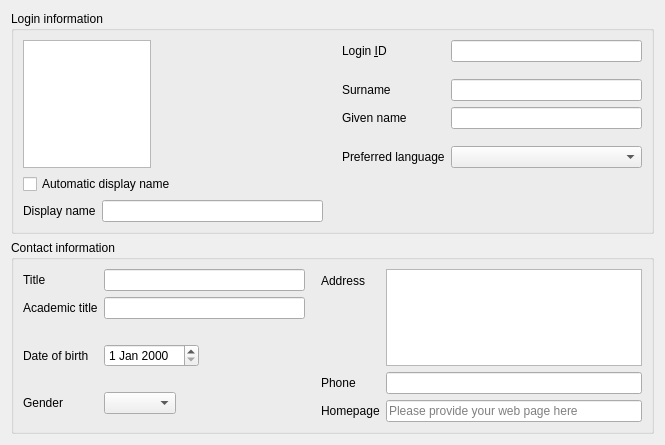
Above: agent/src/clacks/agent/data/templates/default/user.ui from gonicus/clacks before the change. Below: the same form after it.
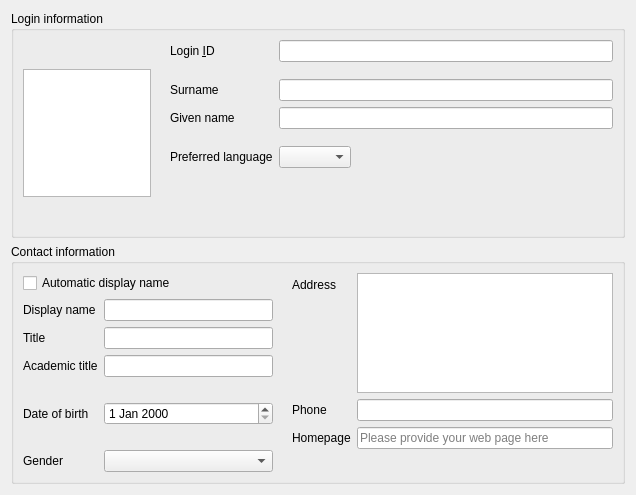
That is the form after the change. Icons and pictures are not drawn.

Commit message: More layout movements

Patch:
```diff
--- a/agent/src/clacks/agent/data/templates/default/user.ui
+++ b/agent/src/clacks/agent/data/templates/default/user.ui
@@ -6,8 +6,8 @@
    <rect>
     <x>0</x>
     <y>0</y>
-    <width>665</width>
-    <height>445</height>
+    <width>636</width>
+    <height>495</height>
    </rect>
   </property>
   <property name="windowTitle">
@@ -17,71 +17,14 @@
    <iconset>
     <normaloff>:/images/user.png</normaloff>:/images/user.png</iconset>
   </property>
-  <layout class="QVBoxLayout" name="verticalLayout">
-   <item>
+  <layout class="QGridLayout" name="gridLayout">
+   <item row="0" column="0">
     <widget class="QGroupBox" name="groupBox">
      <property name="title">
       <string>Login information</string>
      </property>
-     <layout class="QHBoxLayout" name="horizontalLayout_3">
-      <item>
-       <layout class="QFormLayout" name="formLayout_4">
-        <item row="0" column="0" colspan="2">
-         <layout class="QHBoxLayout" name="horizontalLayout_2">
-          <item>
-           <widget class="QGraphicsView" name="jpegPhotoEdit">
-            <property name="minimumSize">
-             <size>
-              <width>128</width>
-              <height>128</height>
-             </size>
-            </property>
-            <property name="maximumSize">
-             <size>
-              <width>128</width>
-              <height>128</height>
-             </size>
-            </property>
-           </widget>
-          </item>
-          <item>
-           <spacer name="horizontalSpacer_3">
-            <property name="orientation">
-             <enum>Qt::Horizontal</enum>
-            </property>
-            <property name="sizeHint" stdset="0">
-             <size>
-              <width>40</width>
-              <height>20</height>
-             </size>
-            </property>
-           </spacer>
-          </item>
-         </layout>
-        </item>
-        <item row="1" column="0" colspan="2">
-         <widget class="QCheckBox" name="autoDisplayName">
-          <property name="text">
-           <string>Automatic display name</string>
-          </property>
-         </widget>
-        </item>
-        <item row="2" column="0">
-         <widget class="QLabel" name="displayNameLabel">
-          <property name="text">
-           <string>Display name</string>
-          </property>
-          <property name="buddy">
-           <cstring>displayNameEdit</cstring>
-          </property>
-         </widget>
-        </item>
-        <item row="2" column="1">
-         <widget class="QLineEdit" name="displayNameEdit"/>
-        </item>
-       </layout>
-      </item>
-      <item>
+     <layout class="QGridLayout" name="gridLayout_2">
+      <item row="0" column="1">
        <spacer name="horizontalSpacer">
         <property name="orientation">
          <enum>Qt::Horizontal</enum>
@@ -97,8 +40,11 @@
         </property>
        </spacer>
       </item>
-      <item>
+      <item row="0" column="2">
        <layout class="QFormLayout" name="formLayout">
+        <property name="fieldGrowthPolicy">
+         <enum>QFormLayout::ExpandingFieldsGrow</enum>
+        </property>
         <property name="labelAlignment">
          <set>Qt::AlignLeading|Qt::AlignLeft|Qt::AlignTop</set>
         </property>
@@ -201,22 +147,56 @@
         </item>
        </layout>
       </item>
+      <item row="0" column="0">
+       <widget class="QGraphicsView" name="jpegPhotoEdit">
+        <property name="minimumSize">
+         <size>
+          <width>128</width>
+          <height>128</height>
+         </size>
+        </property>
+        <property name="maximumSize">
+         <size>
+          <width>128</width>
+          <height>128</height>
+         </size>
+        </property>
+        <property name="alignment">
+         <set>Qt::AlignLeading|Qt::AlignLeft|Qt::AlignTop</set>
+        </property>
+       </widget>
+      </item>
      </layout>
     </widget>
    </item>
-   <item>
+   <item row="1" column="0">
     <widget class="QGroupBox" name="groupBox_2">
      <property name="title">
       <string>Contact information</string>
      </property>
-     <layout class="QGridLayout" name="gridLayout_2">
-      <item row="0" column="0">
        <layout class="QHBoxLayout" name="horizontalLayout">
         <item>
          <layout class="QFormLayout" name="formLayout_2">
-          <property name="fieldGrowthPolicy">
-           <enum>QFormLayout::ExpandingFieldsGrow</enum>
+        <item row="0" column="0" colspan="2">
+         <widget class="QCheckBox" name="autoDisplayName">
+          <property name="text">
+           <string>Automatic display name</string>
           </property>
+         </widget>
+        </item>
+        <item row="1" column="0">
+         <widget class="QLabel" name="displayNameLabel">
+          <property name="text">
+           <string>Display name</string>
+          </property>
+          <property name="buddy">
+           <cstring>displayNameEdit</cstring>
+          </property>
+         </widget>
+        </item>
+        <item row="1" column="1">
+         <widget class="QLineEdit" name="displayNameEdit"/>
+        </item>
           <item row="2" column="0">
            <widget class="QLabel" name="personalTitleLabel">
             <property name="text">
@@ -313,7 +293,7 @@
           </property>
           <property name="sizeHint" stdset="0">
            <size>
-            <width>10</width>
+          <width>13</width>
             <height>20</height>
            </size>
           </property>
@@ -389,8 +369,6 @@
          </layout>
         </item>
        </layout>
-      </item>
-     </layout>
     </widget>
    </item>
   </layout>
```
Left out of the diff: 32 changed lines with no effect on the pictures. Lines whose indentation alone changed are shown as unchanged.
